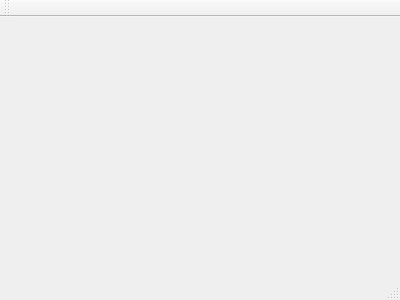
Above: MainWindow.ui from janisozaur/ve before the change. Below: the same form after it.
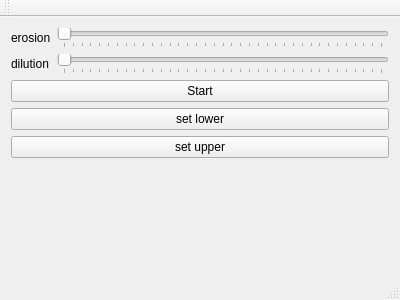
That is the form after the change.

Commit message: extract opencv functions to own class, own thread provide some gui

```diff
--- a/MainWindow.ui
+++ b/MainWindow.ui
@@ -12,13 +12,122 @@
   <property name="windowTitle" >
    <string>MainWindow</string>
   </property>
-  <widget class="QMenuBar" name="menuBar" />
-  <widget class="QToolBar" name="mainToolBar" />
-  <widget class="QWidget" name="centralWidget" />
-  <widget class="QStatusBar" name="statusBar" />
+  <widget class="QWidget" name="centralWidget">
+   <layout class="QVBoxLayout" name="verticalLayout">
+    <item>
+     <layout class="QFormLayout" name="formLayout">
+      <property name="fieldGrowthPolicy">
+       <enum>QFormLayout::ExpandingFieldsGrow</enum>
+      </property>
+      <item row="0" column="0">
+       <widget class="QLabel" name="label">
+        <property name="text">
+         <string>erosion</string>
+        </property>
+       </widget>
+      </item>
+      <item row="0" column="1">
+       <widget class="QSlider" name="erosionSlider">
+        <property name="maximum">
+         <number>180</number>
+        </property>
+        <property name="orientation">
+         <enum>Qt::Horizontal</enum>
+        </property>
+        <property name="tickPosition">
+         <enum>QSlider::TicksBelow</enum>
+        </property>
+        <property name="tickInterval">
+         <number>5</number>
+        </property>
+       </widget>
+      </item>
+      <item row="1" column="0">
+       <widget class="QLabel" name="label_2">
+        <property name="text">
+         <string>dilution</string>
+        </property>
+       </widget>
+      </item>
+      <item row="1" column="1">
+       <widget class="QSlider" name="dilutionSlider">
+        <property name="maximum">
+         <number>180</number>
+        </property>
+        <property name="orientation">
+         <enum>Qt::Horizontal</enum>
+        </property>
+        <property name="tickPosition">
+         <enum>QSlider::TicksBelow</enum>
+        </property>
+        <property name="tickInterval">
+         <number>5</number>
+        </property>
+       </widget>
+      </item>
+      <item row="2" column="0" colspan="2">
+       <widget class="QPushButton" name="pushButton">
+        <property name="text">
+         <string>Start</string>
+        </property>
+       </widget>
+      </item>
+     </layout>
+    </item>
+    <item>
+     <layout class="QVBoxLayout" name="verticalLayout_2">
+      <item>
+       <widget class="QPushButton" name="setLowerPushButton">
+        <property name="text">
+         <string>set lower</string>
+        </property>
+       </widget>
+      </item>
+      <item>
+       <widget class="QPushButton" name="setUpperPushButton">
+        <property name="text">
+         <string>set upper</string>
+        </property>
+       </widget>
+      </item>
+      <item>
+       <spacer name="verticalSpacer">
+        <property name="orientation">
+         <enum>Qt::Vertical</enum>
+        </property>
+        <property name="sizeHint" stdset="0">
+         <size>
+          <width>20</width>
+          <height>40</height>
+         </size>
+        </property>
+       </spacer>
+      </item>
+     </layout>
+    </item>
+   </layout>
+  </widget>
+  <widget class="QMenuBar" name="menuBar">
+   <property name="geometry">
+    <rect>
+     <x>0</x>
+     <y>0</y>
+     <width>400</width>
+     <height>20</height>
+    </rect>
+   </property>
+  </widget>
+  <widget class="QToolBar" name="mainToolBar">
+   <attribute name="toolBarArea">
+    <enum>TopToolBarArea</enum>
+   </attribute>
+   <attribute name="toolBarBreak">
+    <bool>false</bool>
+   </attribute>
+  </widget>
+  <widget class="QStatusBar" name="statusBar"/>
  </widget>
- <layoutDefault spacing="6" margin="11" />
- <pixmapfunction></pixmapfunction>
+ <layoutdefault spacing="6" margin="11"/>
  <resources/>
  <connections/>
 </ui>
```
Left out of the diff: 7 changed lines with no effect on the pictures. The commit also changes 6 other files.
